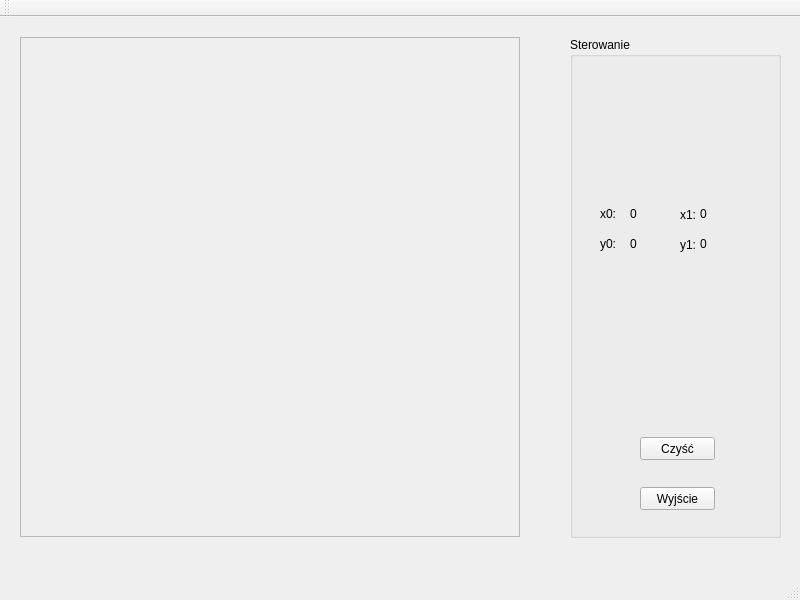
The window that mainwindow.ui (mbobas/QT---FloodFill) describes before a commit, drawn with Qt 5.
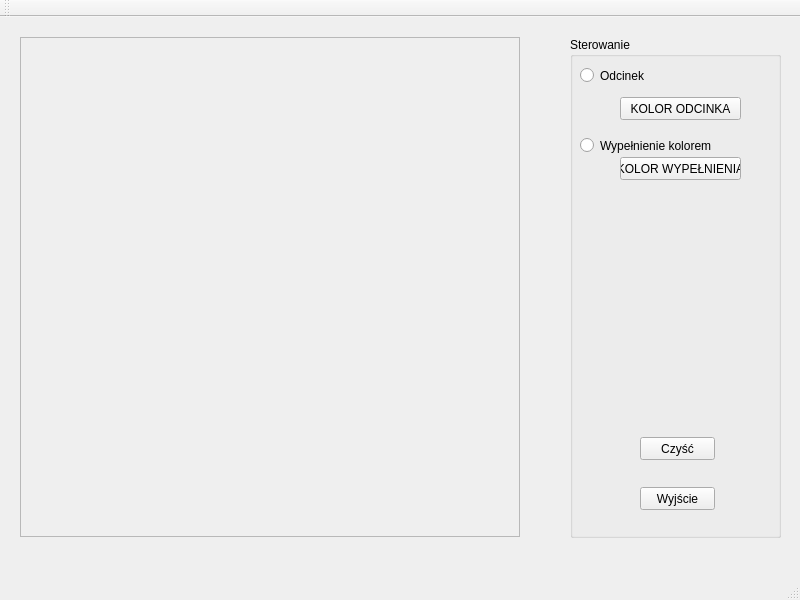
The same window after the commit.

Patch:
```diff
--- a/mainwindow.ui
+++ b/mainwindow.ui
@@ -68,108 +68,56 @@
       <string>Czyść</string>
      </property>
     </widget>
-    <widget class="QLabel" name="label_x">
+    <widget class="QRadioButton" name="radioButton">
      <property name="geometry">
       <rect>
-       <x>30</x>
-       <y>169</y>
-       <width>16</width>
-       <height>16</height>
+       <x>10</x>
+       <y>30</y>
+       <width>82</width>
+       <height>17</height>
       </rect>
      </property>
      <property name="text">
-      <string>x0:</string>
+      <string>Odcinek</string>
      </property>
     </widget>
-    <widget class="QLabel" name="label_y">
+    <widget class="QRadioButton" name="wypelnienie">
      <property name="geometry">
       <rect>
-       <x>30</x>
-       <y>199</y>
-       <width>16</width>
-       <height>16</height>
+       <x>10</x>
+       <y>100</y>
+       <width>131</width>
+       <height>17</height>
       </rect>
      </property>
      <property name="text">
-      <string>y0: </string>
+      <string>Wypełnienie kolorem</string>
      </property>
     </widget>
-    <widget class="QLabel" name="labelX">
+    <widget class="QPushButton" name="pushButton">
      <property name="geometry">
       <rect>
-       <x>60</x>
-       <y>170</y>
-       <width>47</width>
-       <height>13</height>
+       <x>50</x>
+       <y>120</y>
+       <width>121</width>
+       <height>23</height>
       </rect>
      </property>
      <property name="text">
-      <string>0</string>
+      <string>KOLOR WYPEŁNIENIA</string>
      </property>
     </widget>
-    <widget class="QLabel" name="labelY">
+    <widget class="QPushButton" name="pushButton_3">
      <property name="geometry">
       <rect>
-       <x>60</x>
-       <y>200</y>
-       <width>47</width>
-       <height>13</height>
+       <x>50</x>
+       <y>60</y>
+       <width>121</width>
+       <height>23</height>
       </rect>
      </property>
      <property name="text">
-      <string>0</string>
-     </property>
-    </widget>
-    <widget class="QLabel" name="label_x_2">
-     <property name="geometry">
-      <rect>
-       <x>110</x>
-       <y>170</y>
-       <width>16</width>
-       <height>16</height>
-      </rect>
-     </property>
-     <property name="text">
-      <string>x1: </string>
-     </property>
-    </widget>
-    <widget class="QLabel" name="label_y_2">
-     <property name="geometry">
-      <rect>
-       <x>110</x>
-       <y>200</y>
-       <width>16</width>
-       <height>16</height>
-      </rect>
-     </property>
-     <property name="text">
-      <string>y1: </string>
-     </property>
-    </widget>
-    <widget class="QLabel" name="labelX_2">
-     <property name="geometry">
-      <rect>
-       <x>130</x>
-       <y>170</y>
-       <width>47</width>
-       <height>13</height>
-      </rect>
-     </property>
-     <property name="text">
-      <string>0</string>
-     </property>
-    </widget>
-    <widget class="QLabel" name="labelY_2">
-     <property name="geometry">
-      <rect>
-       <x>130</x>
-       <y>200</y>
-       <width>47</width>
-       <height>13</height>
-      </rect>
-     </property>
-     <property name="text">
-      <string>0</string>
+      <string>KOLOR ODCINKA</string>
      </property>
     </widget>
    </widget>
```
